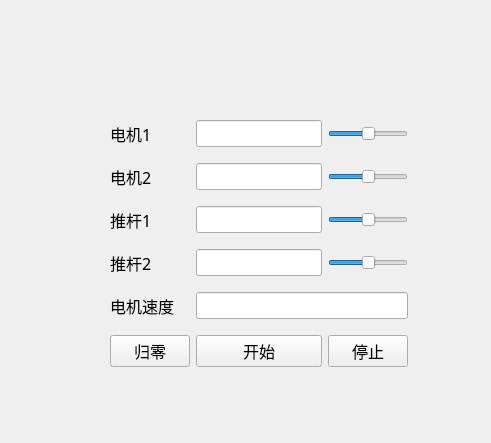
Above: legs.ui from Efanplus/DriveRobot before the change. Below: the same form after it.
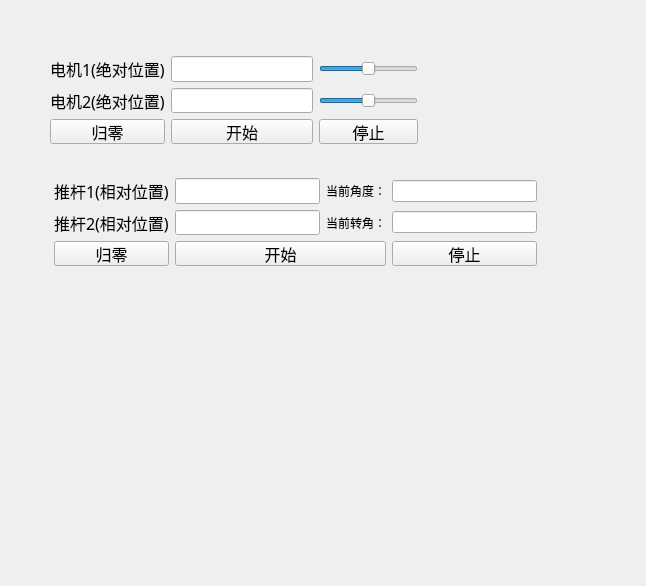
That is the form after the change.

The edit to the form file:
```diff
--- a/legs.ui
+++ b/legs.ui
@@ -6,30 +6,25 @@
    <rect>
     <x>0</x>
     <y>0</y>
-    <width>491</width>
-    <height>443</height>
+    <width>646</width>
+    <height>586</height>
    </rect>
   </property>
   <property name="windowTitle">
    <string>Form</string>
   </property>
-  <widget class="QWidget" name="layoutWidget">
+  <widget class="QWidget" name="">
    <property name="geometry">
     <rect>
-     <x>110</x>
-     <y>110</y>
-     <width>298</width>
-     <height>271</height>
+     <x>50</x>
+     <y>56</y>
+     <width>368</width>
+     <height>88</height>
     </rect>
    </property>
-   <property name="font">
-    <font>
-     <pointsize>12</pointsize>
-    </font>
-   </property>
-   <layout class="QGridLayout" name="gridLayout">
-    <item row="1" column="0">
-     <widget class="QLabel" name="label_2">
+   <layout class="QGridLayout" name="gridLayout_2">
+    <item row="0" column="0">
+     <widget class="QLabel" name="label_3">
       <property name="font">
        <font>
         <family>楷体</family>
@@ -37,7 +32,7 @@
        </font>
       </property>
       <property name="text">
-       <string>电机2</string>
+       <string>电机1(绝对位置)</string>
       </property>
      </widget>
     </item>
@@ -51,7 +46,120 @@
       </property>
      </widget>
     </item>
+    <item row="0" column="2">
+     <widget class="QSlider" name="Slider_1">
+      <property name="minimum">
+       <number>-180</number>
+      </property>
+      <property name="maximum">
+       <number>180</number>
+      </property>
+      <property name="orientation">
+       <enum>Qt::Horizontal</enum>
+      </property>
+     </widget>
+    </item>
+    <item row="1" column="0">
+     <widget class="QLabel" name="label_2">
+      <property name="font">
+       <font>
+        <family>楷体</family>
+        <pointsize>12</pointsize>
+       </font>
+      </property>
+      <property name="text">
+       <string>电机2(绝对位置)</string>
+      </property>
+     </widget>
+    </item>
+    <item row="1" column="1">
+     <widget class="QLineEdit" name="lineEdit_B">
+      <property name="font">
+       <font>
+        <family>Times New Roman</family>
+        <pointsize>12</pointsize>
+       </font>
+      </property>
+     </widget>
+    </item>
+    <item row="1" column="2">
+     <widget class="QSlider" name="Slider_2">
+      <property name="minimum">
+       <number>-180</number>
+      </property>
+      <property name="maximum">
+       <number>180</number>
+      </property>
+      <property name="orientation">
+       <enum>Qt::Horizontal</enum>
+      </property>
+     </widget>
+    </item>
+    <item row="2" column="0">
+     <widget class="QPushButton" name="Zero_Button_2">
+      <property name="font">
+       <font>
+        <family>楷体</family>
+        <pointsize>12</pointsize>
+       </font>
+      </property>
+      <property name="text">
+       <string>归零</string>
+      </property>
+     </widget>
+    </item>
     <item row="2" column="1">
+     <widget class="QPushButton" name="Start_Button_2">
+      <property name="font">
+       <font>
+        <family>楷体</family>
+        <pointsize>12</pointsize>
+       </font>
+      </property>
+      <property name="text">
+       <string>开始</string>
+      </property>
+     </widget>
+    </item>
+    <item row="2" column="2">
+     <widget class="QPushButton" name="Close_Button_2">
+      <property name="font">
+       <font>
+        <family>楷体</family>
+        <pointsize>12</pointsize>
+       </font>
+      </property>
+      <property name="text">
+       <string>停止</string>
+      </property>
+     </widget>
+    </item>
+   </layout>
+  </widget>
+  <widget class="QWidget" name="">
+   <property name="geometry">
+    <rect>
+     <x>54</x>
+     <y>178</y>
+     <width>483</width>
+     <height>88</height>
+    </rect>
+   </property>
+   <layout class="QGridLayout" name="gridLayout_3">
+    <item row="0" column="0">
+     <widget class="QLabel" name="label">
+      <property name="font">
+       <font>
+        <family>楷体</family>
+        <pointsize>12</pointsize>
+       </font>
+      </property>
+      <property name="text">
+       <string>推杆1(相对位置)</string>
+      </property>
+     </widget>
+    </item>
+    <item row="0" column="1">
      <widget class="QLineEdit" name="lineEdit_C">
       <property name="font">
        <font>
@@ -61,30 +169,22 @@
       </property>
      </widget>
     </item>
-    <item row="1" column="1">
-     <widget class="QLineEdit" name="lineEdit_B">
-      <property name="font">
-       <font>
-        <family>Times New Roman</family>
-        <pointsize>12</pointsize>
-       </font>
-      </property>
-     </widget>
-    </item>
-    <item row="4" column="0">
-     <widget class="QLabel" name="label_5">
+    <item row="0" column="2">
+     <widget class="QLabel" name="label_6">
       <property name="font">
        <font>
         <family>楷体</family>
-        <pointsize>12</pointsize>
        </font>
       </property>
       <property name="text">
-       <string>电机速度</string>
+       <string>当前角度：</string>
       </property>
      </widget>
     </item>
-    <item row="3" column="0">
+    <item row="0" column="3">
+     <widget class="QLineEdit" name="lineEdit"/>
+    </item>
+    <item row="1" column="0">
      <widget class="QLabel" name="label_4">
       <property name="font">
        <font>
@@ -93,11 +193,11 @@
        </font>
       </property>
       <property name="text">
-       <string>推杆2</string>
+       <string>推杆2(相对位置)</string>
       </property>
      </widget>
     </item>
-    <item row="3" column="1">
+    <item row="1" column="1">
      <widget class="QLineEdit" name="lineEdit_D">
       <property name="font">
        <font>
@@ -107,33 +207,22 @@
       </property>
      </widget>
     </item>
-    <item row="2" column="0">
-     <widget class="QLabel" name="label">
+    <item row="1" column="2">
+     <widget class="QLabel" name="label_7">
       <property name="font">
        <font>
         <family>楷体</family>
-        <pointsize>12</pointsize>
        </font>
       </property>
       <property name="text">
-       <string>推杆1</string>
+       <string>当前转角：</string>
       </property>
      </widget>
     </item>
-    <item row="1" column="2">
-     <widget class="QSlider" name="Slider_2">
-      <property name="minimum">
-       <number>-180</number>
-      </property>
-      <property name="maximum">
-       <number>180</number>
-      </property>
-      <property name="orientation">
-       <enum>Qt::Horizontal</enum>
-      </property>
-     </widget>
+    <item row="1" column="3">
+     <widget class="QLineEdit" name="lineEdit_2"/>
     </item>
-    <item row="5" column="0">
+    <item row="2" column="0">
      <widget class="QPushButton" name="Zero_Button">
       <property name="font">
        <font>
@@ -146,7 +235,7 @@
       </property>
      </widget>
     </item>
-    <item row="5" column="1">
+    <item row="2" column="1" colspan="2">
      <widget class="QPushButton" name="Start_Button">
       <property name="font">
        <font>
@@ -159,56 +248,7 @@
       </property>
      </widget>
     </item>
-    <item row="2" column="2">
-     <widget class="QSlider" name="Slider_3">
-      <property name="minimum">
-       <number>-180</number>
-      </property>
-      <property name="maximum">
-       <number>180</number>
-      </property>
-      <property name="orientation">
-       <enum>Qt::Horizontal</enum>
-      </property>
-     </widget>
-    </item>
-    <item row="0" column="2">
-     <widget class="QSlider" name="Slider_1">
-      <property name="minimum">
-       <number>-180</number>
-      </property>
-      <property name="maximum">
-       <number>180</number>
-      </property>
-      <property name="orientation">
-       <enum>Qt::Horizontal</enum>
-      </property>
-     </widget>
-    </item>
-    <item row="3" column="2">
-     <widget class="QSlider" name="Slider_4">
-      <property name="minimum">
-       <number>-180</number>
-      </property>
-      <property name="maximum">
-       <number>180</number>
-      </property>
-      <property name="orientation">
-       <enum>Qt::Horizontal</enum>
-      </property>
-     </widget>
-    </item>
-    <item row="4" column="1" colspan="2">
-     <widget class="QLineEdit" name="lineEdit_v">
-      <property name="font">
-       <font>
-        <family>Times New Roman</family>
-        <pointsize>12</pointsize>
-       </font>
-      </property>
-     </widget>
-    </item>
-    <item row="5" column="2">
+    <item row="2" column="3">
      <widget class="QPushButton" name="Close_Button">
       <property name="font">
        <font>
@@ -221,19 +261,6 @@
       </property>
      </widget>
     </item>
-    <item row="0" column="0">
-     <widget class="QLabel" name="label_3">
-      <property name="font">
-       <font>
-        <family>楷体</family>
-        <pointsize>12</pointsize>
-       </font>
-      </property>
-      <property name="text">
-       <string>电机1</string>
-      </property>
-     </widget>
-    </item>
    </layout>
   </widget>
  </widget>
```
